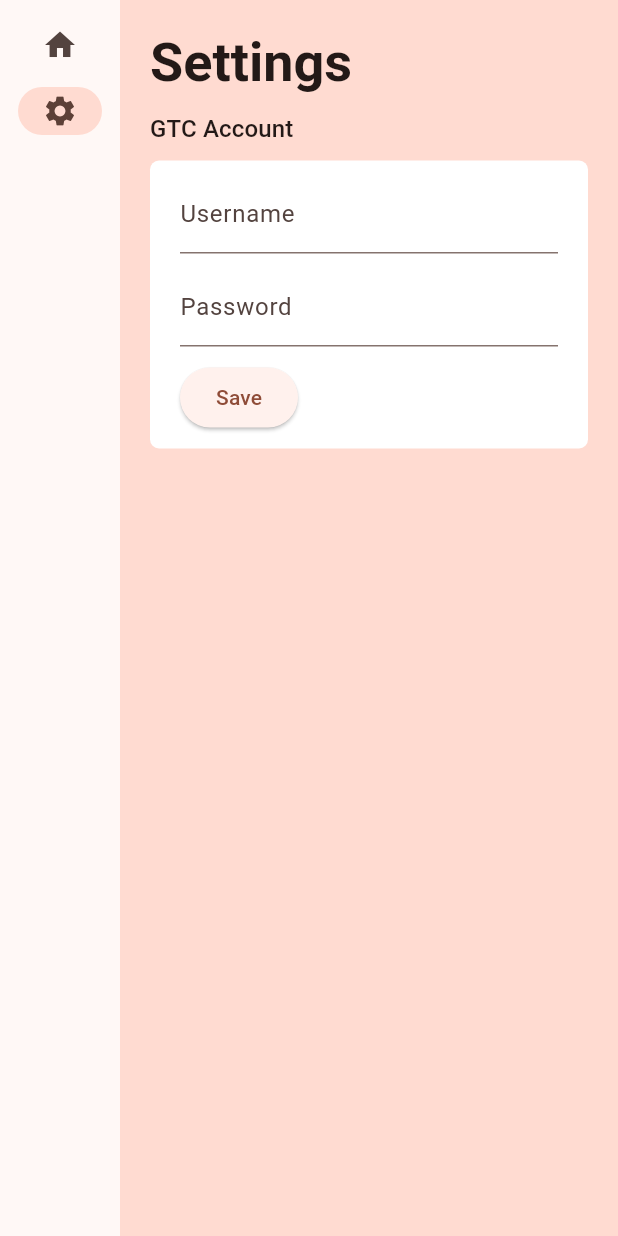
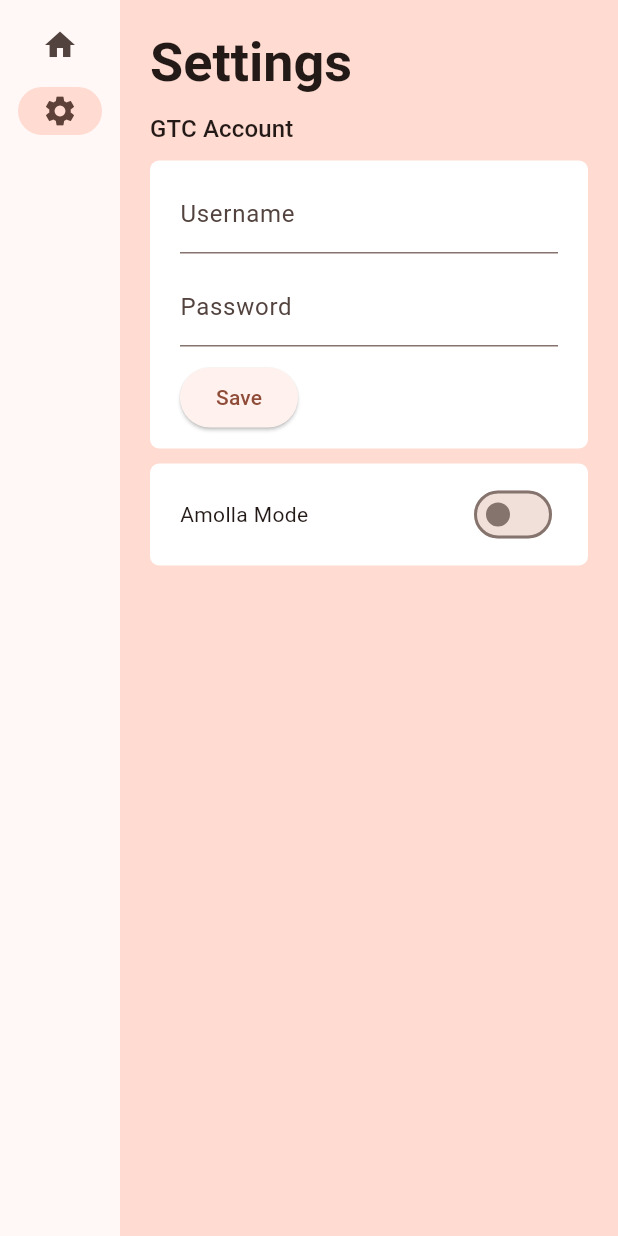
Before and after one commit to mikechun/flutter-app, a Flutter app: the screen it shows after launch, after a tap on "Settings", on a phone screen of 412 x 824 dp. Run offline on Flutter 3.47's test engine with Material 2 defaults, Android fonts, the phone set to English and light mode, and no system bars; our stand-ins replace shared_preferences, webview_flutter; missing offline and left inert: webview_flutter_android, webview_flutter_wkwebview.

```diff
--- a/lib/pages/settings/settings.dart
+++ b/lib/pages/settings/settings.dart
@@ -16,6 +16,7 @@ class _SettingsPageState extends State<SettingsPage> {
     final settingsState = context.watch<SettingsState>();
     usernameController.text = settingsState.data.username;
     passwordController.text = settingsState.data.password;
+    var amollaMode = settingsState.data.amollaMode;
 
     final theme = Theme.of(context);
     final headerStyle = theme.textTheme.displaySmall!.copyWith(
@@ -36,18 +37,7 @@ class _SettingsPageState extends State<SettingsPage> {
             SizedBox(height: 10),
             Text('GTC Account', style: sectionStyle),
             SizedBox(height: 10),
-            Container(
-              padding: const EdgeInsets.only(
-                left: 20,
-                right: 20,
-                top: 10,
-                bottom: 10,
-              ),
-              decoration: BoxDecoration(
-                borderRadius: BorderRadius.circular(6),
-                color: Colors.white,
-              ),
-              child: Column (
+            Section(
               children: [
                 TextField(
                   controller: usernameController,
@@ -81,9 +71,54 @@ class _SettingsPageState extends State<SettingsPage> {
                 ],)
               ],
             ),
+            Section(children: [
+                Row(
+                  mainAxisAlignment: MainAxisAlignment.spaceBetween,
+                  children: [
+                    Text('Amolla Mode'),
+                    Switch(
+                      // This bool value toggles the switch.
+                      value: amollaMode,
+                      activeColor: Colors.red,
+                      onChanged: (bool value) async {
+                        settingsState.data.amollaMode = value;
+                        await settingsState.save();
+                        // This is called when the user toggles the switch.
+                      },
                     ),
+                ],)
+              ],)
           ],
         ),
     );
   }
 }
+
+class Section extends StatelessWidget {
+  const Section({
+    super.key,
+    required this.children,
+  });
+
+  final List<Widget> children;
+
+  @override
+  Widget build(BuildContext context) {
+    return Container(
+      margin: const EdgeInsets.only(bottom: 10),
+      padding: const EdgeInsets.only(
+        left: 20,
+        right: 20,
+        top: 10,
+        bottom: 10,
+      ),
+      decoration: BoxDecoration(
+        borderRadius: BorderRadius.circular(6),
+        color: Colors.white,
+      ),
+      child: Column (
+        children: children,
+      ),
+    );
+  }
+}
--- a/lib/providers/settings_state.dart
+++ b/lib/providers/settings_state.dart
@@ -7,18 +7,21 @@ class SettingsData {
   var username = '';
   var password = '';
   var verified = false;
+  var amollaMode = false;
 
   SettingsData();
 
   SettingsData.fromJson(Map<String, dynamic> json)
     : username = json['username'] ?? '',
       password = json['password'] ?? '',
-      verified= json['verified'] ?? false;
+      verified= json['verified'] ?? false,
+      amollaMode = json['amollaMode'] ?? false;
 
   Map<String,dynamic> toJSON() => {
     'username': username,
     'password': password,
     'verified': verified,
+    'amollaMode': amollaMode,
   };
 }
 
--- a/lib/views/GTCView.dart
+++ b/lib/views/GTCView.dart
@@ -202,6 +202,7 @@ class _GTCViewComponentState extends State<GTCViewComponent> {
       await navigateBookingPage();
 
       if (scheduledRun != null) {
+        debugPrint('waiting for the run $scheduledRun');
         await waitUntil(scheduledRun);
       }
 
@@ -306,11 +307,9 @@ class _GTCViewComponentState extends State<GTCViewComponent> {
               children: [
                 ElevatedButton(
                   style: ElevatedButton.styleFrom(
-              fixedSize: Size.fromWidth(150),
+                    fixedSize: Size.fromWidth(170),
                   ),
-            onPressed:
-              running ? null :
-            () async {
+                  onPressed: running ? null : () async {
                     setState(() {
                       running = true;
                     });
@@ -321,13 +320,32 @@ class _GTCViewComponentState extends State<GTCViewComponent> {
                   },
                   child: const Text('Reserve'),
                 ),
+                if (true) Positioned(
+                  right: 0,
+                  child:
+                    IconButton.filledTonal(
+                      icon: Icon(Icons.timer),
+                      onPressed:  () async {
+
+
+                        setState(() {
+                          running = true;
+                        });
+                        var scheduleTime = DateTime.now().copyWith(hour: 12, minute: 29, second: 58, millisecond: 0, microsecond: 0);
+                        await run(date, int.parse(duration), int.parse(courtNumber), scheduleTime);
+                        setState(() {
+                          running = false;
+                        });
+                      },
+                    ),
+                ),
                 Positioned(
                   right: 12,
-                  top: 14,
+                  top: 12,
                   child:
                     SizedBox(
-                      width: 20,
-                      height: 20,
+                      width: 24,
+                      height: 24,
                       child:
                         running ? CircularProgressIndicator(
                           strokeWidth: 3,
```
Also changed, not shown: 1 other file. Lines whose indentation alone changed are shown as unchanged.
